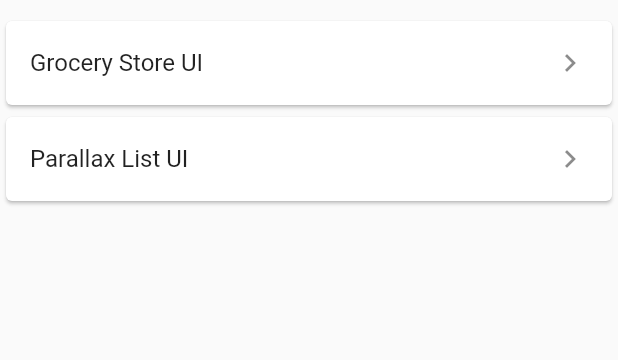
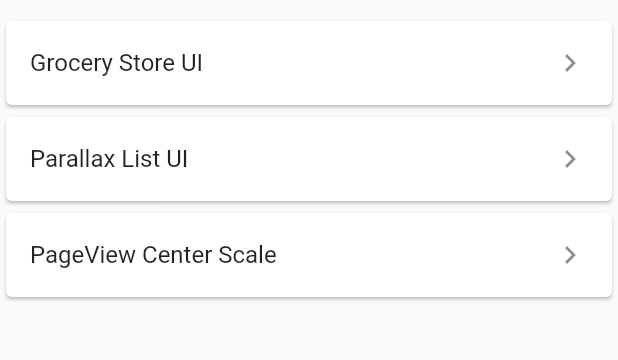
Before and after one commit to charger513/flutter_demos, a Flutter app: the screen it shows after launch, on a phone screen of 412 x 824 dp, the part 81-441 px from its top. Run offline on Flutter 3.47's test engine with Material 2 defaults, Android fonts, the light colour scheme and no system bars; our stand-ins replace google_fonts.

Commit message:
Page view scale center

```diff
--- a/lib/home_page.dart
+++ b/lib/home_page.dart
@@ -1,6 +1,7 @@
 import 'package:flutter/material.dart';
 import 'package:flutter/widgets.dart';
 import 'package:flutter_portafolio/grocery_store/ui/pages/grocery_store_home_page.dart';
+import 'package:flutter_portafolio/page_view_center_scale/ui/pages/page_view_center_scale_page.dart';
 import 'package:flutter_portafolio/parallax_scroll/ui/pages/parallax_page.dart';
 import 'package:google_fonts/google_fonts.dart';
 
@@ -51,6 +52,22 @@ class HomePage extends StatelessWidget {
                   },
                 ),
               ),
+              Card(
+                child: ListTile(
+                  title: Text(
+                    'PageView Center Scale',
+                    style: GoogleFonts.merriweatherSans(),
+                  ),
+                  trailing: const Icon(Icons.chevron_right),
+                  onTap: () {
+                    Navigator.of(context).push(
+                      MaterialPageRoute(
+                        builder: (_) => const PageViewCenterScalePage(),
+                      ),
+                    );
+                  },
+                ),
+              ),
             ],
           ),
         ),
```
Also changed, not shown: lib/page_view_center_scale/ui/pages/page_view_center_scale_page.dart (added, +59 -0 lines).
